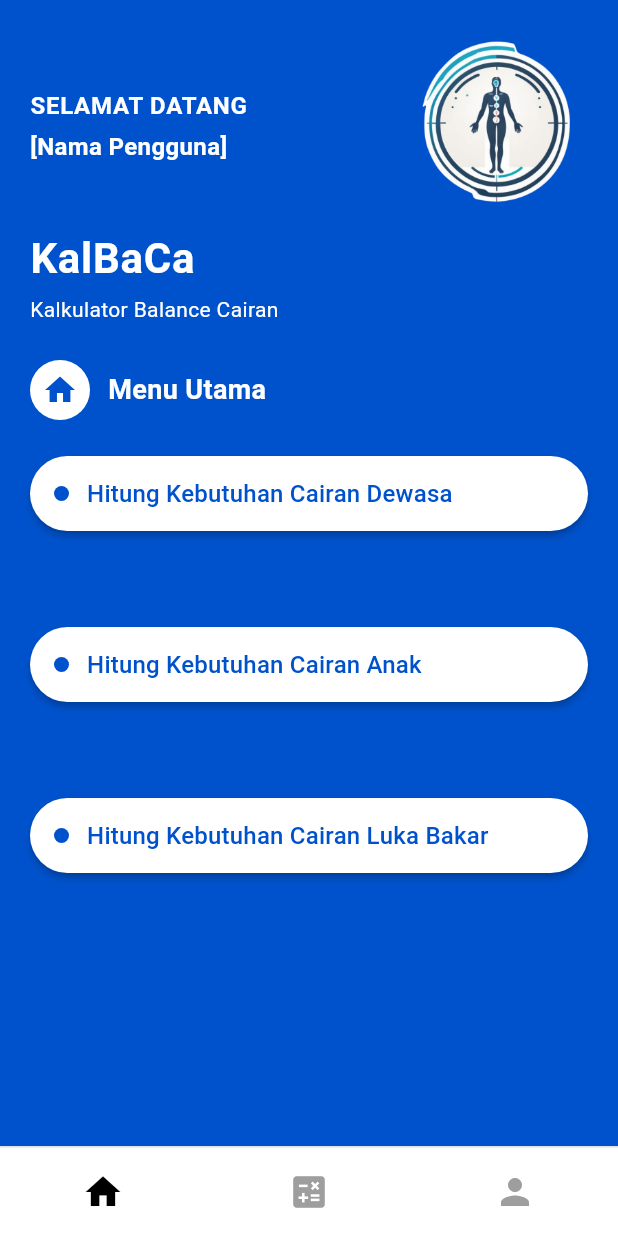
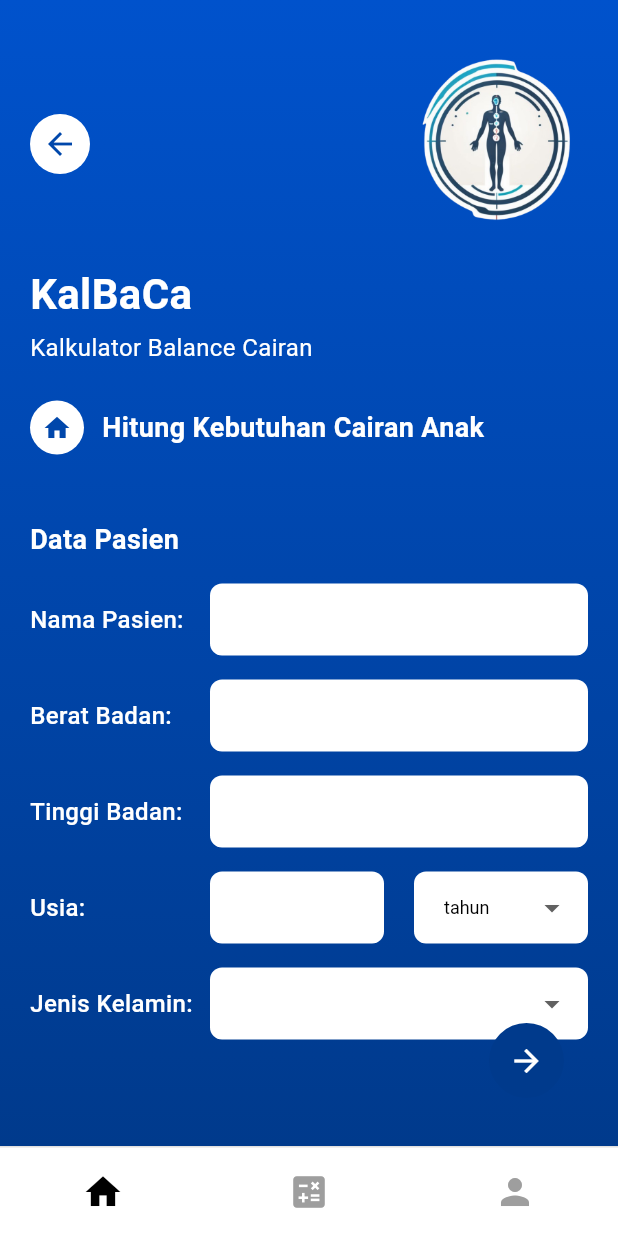
Before and after one commit to RafyFirdaus/KalBaCa, a Flutter app: the HomeScreen screen opened by its route, after a tap on "Hitung Kebutuhan Cairan Anak", on a phone screen of 412 x 824 dp. Run offline on Flutter 3.47's test engine with Material 3 defaults, Android fonts, the light colour scheme and no system bars; our stand-ins replace firebase_core; accounts and stored records are empty.

Commit message:
cairan anak??

```diff
--- /dev/null
+++ b/lib/features/home/presentation/screens/child_fluid_calculation_screen.dart
@@ -0,0 +1,537 @@
+import 'package:flutter/material.dart';
+import 'package:flutter/services.dart';
+import 'package:kalbaca/core/constants/constants.dart';
+// import 'package:kalbaca/features/home/presentation/screens/child_fluid_result_screen.dart';
+
+class ChildFluidCalculationScreen extends StatefulWidget {
+  const ChildFluidCalculationScreen({super.key});
+
+  @override
+  State<ChildFluidCalculationScreen> createState() =>
+      _ChildFluidCalculationScreenState();
+}
+
+class _ChildFluidCalculationScreenState
+    extends State<ChildFluidCalculationScreen> {
+  int _selectedIndex = 0;
+  final _formKey = GlobalKey<FormState>();
+
+  // Form controllers
+  final TextEditingController _nameController = TextEditingController();
+  final TextEditingController _weightController = TextEditingController();
+  final TextEditingController _heightController = TextEditingController();
+  final TextEditingController _ageController = TextEditingController();
+
+  // Dropdown values
+  String? _selectedGender;
+  String _selectedAgeUnit = 'tahun';
+
+  final List<String> _genderOptions = ['Laki-laki', 'Perempuan'];
+  final List<String> _ageUnitOptions = ['tahun', 'bulan'];
+
+  @override
+  void dispose() {
+    _nameController.dispose();
+    _weightController.dispose();
+    _heightController.dispose();
+    _ageController.dispose();
+    super.dispose();
+  }
+
+  @override
+  Widget build(BuildContext context) {
+    return Scaffold(
+      body: Container(
+        decoration: const BoxDecoration(
+          gradient: LinearGradient(
+            begin: Alignment.topCenter,
+            end: Alignment.bottomCenter,
+            colors: [Color(0xFF0052CC), Color(0xFF003A8C)],
+          ),
+        ),
+        child: SafeArea(
+          child: SingleChildScrollView(
+            child: Column(
+              children: [
+                _buildHeader(),
+                _buildFormSection(),
+                const SizedBox(height: 130), // Space for floating button
+              ],
+            ),
+          ),
+        ),
+      ),
+      floatingActionButton: _buildNextButton(),
+      floatingActionButtonLocation: FloatingActionButtonLocation.endFloat,
+      bottomNavigationBar: _buildBottomNavigationBar(),
+    );
+  }
+
+  // Header Section
+  Widget _buildHeader() {
+    return Padding(
+      padding: const EdgeInsets.all(AppDimensions.homePaddingHorizontal),
+      child: Column(
+        crossAxisAlignment: CrossAxisAlignment.start,
+        children: [
+          const SizedBox(height: 16),
+
+          // Top Row with Back Button and Logo
+          Row(
+            mainAxisAlignment: MainAxisAlignment.spaceBetween,
+            children: [
+              // Back Button
+              GestureDetector(
+                onTap: () {
+                  Navigator.pop(context);
+                },
+                child: Container(
+                  padding: const EdgeInsets.all(8),
+                  decoration: BoxDecoration(
+                    color: AppColors.white,
+                    shape: BoxShape.circle,
+                  ),
+                  child: const Icon(
+                    Icons.arrow_back,
+                    color: Color(0xFF0047AB),
+                    size: 24,
+                  ),
+                ),
+              ),
+
+              // App Logo
+              Image.asset('assets/logo.png', width: 120, height: 120),
+            ],
+          ),
+
+          const SizedBox(height: 20),
+
+          // App Name and Slogan
+          Column(
+            crossAxisAlignment: CrossAxisAlignment.start,
+            children: [
+              Text(
+                'KalBaCa',
+                style: AppTextStyles.menuText.copyWith(
+                  fontSize: 28,
+                  fontWeight: FontWeight.bold,
+                ),
+              ),
+              const SizedBox(height: 4),
+              Text(
+                'Kalkulator Balance Cairan',
+                style: AppTextStyles.menuText.copyWith(
+                  fontSize: 16,
+                  fontWeight: FontWeight.w400,
+                ),
+              ),
+            ],
+          ),
+
+          const SizedBox(height: 24),
+
+          // Page Title with Home Icon
+          Row(
+            children: [
+              // Home Icon
+              Container(
+                width: 36,
+                height: 36,
+                decoration: const BoxDecoration(
+                  color: AppColors.white,
+                  shape: BoxShape.circle,
+                ),
+                child: const Center(
+                  child: Icon(Icons.home, color: Color(0xFF0047AB), size: 20),
+                ),
+              ),
+
+              const SizedBox(width: 12),
+
+              // Page Title
+              Text(
+                'Hitung Kebutuhan Cairan Anak',
+                style: AppTextStyles.menuText,
+              ),
+            ],
+          ),
+        ],
+      ),
+    );
+  }
+
+  // Form Section
+  Widget _buildFormSection() {
+    return Padding(
+      padding: const EdgeInsets.symmetric(
+        horizontal: AppDimensions.homePaddingHorizontal,
+      ),
+      child: Form(
+        key: _formKey,
+        child: Column(
+          crossAxisAlignment: CrossAxisAlignment.start,
+          children: [
+            const SizedBox(height: 24),
+
+            // Form Title
+            Text(
+              'Data Pasien',
+              style: AppTextStyles.menuText.copyWith(
+                fontWeight: FontWeight.bold,
+              ),
+            ),
+
+            const SizedBox(height: 16),
+
+            // Name Field
+            _buildFormField(
+              label: 'Nama Pasien:',
+              controller: _nameController,
+              validator: (value) {
+                if (value == null || value.isEmpty) {
+                  return 'Nama pasien harus diisi';
+                }
+                return null;
+              },
+            ),
+
+            const SizedBox(height: 16),
+
+            // Weight Field
+            _buildFormField(
+              label: 'Berat Badan:',
+              controller: _weightController,
+              keyboardType: TextInputType.number,
+              inputFormatters: [FilteringTextInputFormatter.digitsOnly],
+              suffixText: 'kg',
+              validator: (value) {
+                if (value == null || value.isEmpty) {
+                  return 'Berat badan harus diisi';
+                }
+                return null;
+              },
+            ),
+
+            const SizedBox(height: 16),
+
+            // Height Field
+            _buildFormField(
+              label: 'Tinggi Badan:',
+              controller: _heightController,
+              keyboardType: TextInputType.number,
+              inputFormatters: [FilteringTextInputFormatter.digitsOnly],
+              suffixText: 'cm',
+              validator: (value) {
+                if (value == null || value.isEmpty) {
+                  return 'Tinggi badan harus diisi';
+                }
+                return null;
+              },
+            ),
+
+            const SizedBox(height: 16),
+
+            // Age Field with Unit Selector
+            _buildAgeFieldWithUnit(),
+
+            const SizedBox(height: 16),
+
+            // Gender Field (Dropdown)
+            _buildGenderDropdown(),
+          ],
+        ),
+      ),
+    );
+  }
+
+  // Form Field Builder
+  Widget _buildFormField({
+    required String label,
+    required TextEditingController controller,
+    TextInputType keyboardType = TextInputType.text,
+    List<TextInputFormatter>? inputFormatters,
+    String? suffixText,
+    String? Function(String?)? validator,
+  }) {
+    return Row(
+      crossAxisAlignment: CrossAxisAlignment.center,
+      children: [
+        // Label
+        SizedBox(
+          width: 120,
+          child: Text(
+            label,
+            style: const TextStyle(
+              color: Colors.white,
+              fontSize: 16,
+              fontWeight: FontWeight.w500,
+            ),
+          ),
+        ),
+
+        // Input Field
+        Expanded(
+          child: TextFormField(
+            controller: controller,
+            keyboardType: keyboardType,
+            inputFormatters: inputFormatters,
+            style: const TextStyle(color: Colors.black, fontSize: 14),
+            decoration: InputDecoration(
+              filled: true,
+              fillColor: Colors.white,
+              contentPadding: const EdgeInsets.symmetric(
+                horizontal: 16,
+                vertical: 12,
+              ),
+              border: OutlineInputBorder(
+                borderRadius: BorderRadius.circular(8),
+                borderSide: BorderSide.none,
+              ),
+              suffixText: suffixText,
+              errorStyle: const TextStyle(color: Colors.yellow, fontSize: 12),
+            ),
+            validator: validator,
+          ),
+        ),
+      ],
+    );
+  }
+
+  // Age Field with Unit Selector
+  Widget _buildAgeFieldWithUnit() {
+    return Row(
+      crossAxisAlignment: CrossAxisAlignment.center,
+      children: [
+        // Label
+        const SizedBox(
+          width: 120,
+          child: Text(
+            'Usia:',
+            style: TextStyle(
+              color: Colors.white,
+              fontSize: 16,
+              fontWeight: FontWeight.w500,
+            ),
+          ),
+        ),
+
+        // Age Input Field
+        Expanded(
+          flex: 2,
+          child: TextFormField(
+            controller: _ageController,
+            keyboardType: TextInputType.number,
+            inputFormatters: [FilteringTextInputFormatter.digitsOnly],
+            style: const TextStyle(color: Colors.black, fontSize: 16),
+            decoration: InputDecoration(
+              filled: true,
+              fillColor: Colors.white,
+              contentPadding: const EdgeInsets.symmetric(
+                horizontal: 16,
+                vertical: 12,
+              ),
+              border: OutlineInputBorder(
+                borderRadius: BorderRadius.circular(8),
+                borderSide: BorderSide.none,
+              ),
+              errorStyle: const TextStyle(color: Colors.yellow, fontSize: 12),
+            ),
+            validator: (value) {
+              if (value == null || value.isEmpty) {
+                return 'Usia harus diisi';
+              }
+              int age = int.tryParse(value) ?? 0;
+              if (_selectedAgeUnit == 'bulan' && age > 24) {
+                return 'Usia maksimal 24 bulan';
+              }
+              if (_selectedAgeUnit == 'tahun' && age > 18) {
+                return 'Usia maksimal 18 tahun';
+              }
+              return null;
+            },
+          ),
+        ),
+
+        const SizedBox(width: 20),
+
+        // Age Unit Dropdown
+        Expanded(
+          flex: 2,
+          child: DropdownButtonFormField<String>(
+            value: _selectedAgeUnit,
+            isExpanded: true,
+            style: const TextStyle(color: Colors.black, fontSize: 14),
+            decoration: InputDecoration(
+              filled: true,
+              fillColor: Colors.white,
+              contentPadding: const EdgeInsets.symmetric(
+                horizontal: 16,
+                vertical: 12,
+              ),
+              border: OutlineInputBorder(
+                borderRadius: BorderRadius.circular(8),
+                borderSide: BorderSide.none,
+              ),
+            ),
+            onChanged: (String? newValue) {
+              setState(() {
+                _selectedAgeUnit = newValue!;
+                // Clear age field when unit changes for revalidation
+                _ageController.clear();
+              });
+            },
+            items: _ageUnitOptions.map<DropdownMenuItem<String>>((
+              String value,
+            ) {
+              return DropdownMenuItem<String>(
+                value: value,
+                child: Text(value, style: const TextStyle(fontSize: 12)),
+              );
+            }).toList(),
+          ),
+        ),
+      ],
+    );
+  }
+
+  // Gender Dropdown
+  Widget _buildGenderDropdown() {
+    return Row(
+      crossAxisAlignment: CrossAxisAlignment.center,
+      children: [
+        // Label
+        const SizedBox(
+          width: 120,
+          child: Text(
+            'Jenis Kelamin:',
+            style: TextStyle(
+              color: Colors.white,
+              fontSize: 16,
+              fontWeight: FontWeight.w500,
+            ),
+          ),
+        ),
+
+        // Dropdown Field
+        Expanded(
+          child: DropdownButtonFormField<String>(
+            value: _selectedGender,
+            style: const TextStyle(color: Colors.black, fontSize: 16),
+            decoration: InputDecoration(
+              filled: true,
+              fillColor: Colors.white,
+              contentPadding: const EdgeInsets.symmetric(
+                horizontal: 16,
+                vertical: 12,
+              ),
+              border: OutlineInputBorder(
+                borderRadius: BorderRadius.circular(8),
+                borderSide: BorderSide.none,
+              ),
+              errorStyle: const TextStyle(color: Colors.yellow, fontSize: 12),
+            ),
+            validator: (value) {
+              if (value == null || value.isEmpty) {
+                return 'Jenis kelamin harus dipilih';
+              }
+              return null;
+            },
+            onChanged: (String? newValue) {
+              setState(() {
+                _selectedGender = newValue;
+              });
+            },
+            items: _genderOptions.map<DropdownMenuItem<String>>((String value) {
+              return DropdownMenuItem<String>(value: value, child: Text(value));
+            }).toList(),
+          ),
+        ),
+      ],
+    );
+  }
+
+  // Next Button
+  Widget _buildNextButton() {
+    return Padding(
+      padding: const EdgeInsets.only(
+        right: AppDimensions.homePaddingHorizontal,
+        bottom: 16,
+      ),
+      child: GestureDetector(
+        onTap: () {
+          if (_formKey.currentState!.validate()) {
+            // TODO: Navigate to ChildFluidResultScreen when it's created
+            ScaffoldMessenger.of(context).showSnackBar(
+              const SnackBar(
+                content: Text(
+                  'Form valid! Halaman hasil akan dibuat selanjutnya.',
+                ),
+                backgroundColor: Colors.green,
+              ),
+            );
+
+            // For now, just print the data
+            print('Patient Data:');
+            print('Name: ${_nameController.text}');
+            print('Weight: ${_weightController.text} kg');
+            print('Height: ${_heightController.text} cm');
+            print('Age: ${_ageController.text} $_selectedAgeUnit');
+            print('Gender: $_selectedGender');
+          }
+        },
+        child: Container(
+          width: 50,
+          height: 50,
+          decoration: const BoxDecoration(
+            color: Color(0xFF003A8C), // Darker blue for next button
+            shape: BoxShape.circle,
+          ),
+          child: const Center(
+            child: Icon(Icons.arrow_forward, color: Colors.white, size: 24),
+          ),
+        ),
+      ),
+    );
+  }
+
+  // Bottom Navigation Bar
+  Widget _buildBottomNavigationBar() {
+    return Container(
+      height: AppDimensions.homeNavBarHeight,
+      decoration: const BoxDecoration(
+        color: AppColors.white,
+        border: Border(top: BorderSide(color: AppColors.borderGray, width: 1)),
+      ),
+      child: Row(
+        mainAxisAlignment: MainAxisAlignment.spaceAround,
+        children: [
+          _buildNavItem(0, Icons.home),
+          _buildNavItem(1, Icons.calculate),
+          _buildNavItem(2, Icons.person),
+        ],
+      ),
+    );
+  }
+
+  // Navigation Item
+  Widget _buildNavItem(int index, IconData icon) {
+    final bool isSelected = _selectedIndex == index;
+
+    return GestureDetector(
+      onTap: () {
+        setState(() {
+          _selectedIndex = index;
+        });
+      },
+      child: Container(
+        color: Colors.transparent,
+        padding: const EdgeInsets.symmetric(horizontal: 16, vertical: 8),
+        child: Icon(
+          icon,
+          color: isSelected ? AppColors.activeBlack : AppColors.inactiveGray,
+          size: 28,
+        ),
+      ),
+    );
+  }
+}
--- a/lib/features/home/presentation/screens/home_screen.dart
+++ b/lib/features/home/presentation/screens/home_screen.dart
@@ -1,6 +1,7 @@
 import 'package:flutter/material.dart';
 import 'package:kalbaca/core/constants/constants.dart';
 import 'package:kalbaca/features/home/presentation/screens/adult_fluid_calculation_screen.dart';
+import 'package:kalbaca/features/home/presentation/screens/child_fluid_calculation_screen.dart';
 
 class HomeScreen extends StatefulWidget {
   const HomeScreen({super.key});
@@ -145,7 +146,12 @@ class _HomeScreenState extends State<HomeScreen> {
           }),
           const SizedBox(height: AppDimensions.buttonSpacing * 4),
           _buildActionButton('Hitung Kebutuhan Cairan Anak', () {
-            // TODO: Navigate to child calculation screen
+            Navigator.push(
+              context,
+              MaterialPageRoute(
+                builder: (context) => const ChildFluidCalculationScreen(),
+              ),
+            );
           }),
           const SizedBox(height: AppDimensions.buttonSpacing * 4),
           _buildActionButton('Hitung Kebutuhan Cairan Luka Bakar', () {
--- a/lib/main.dart
+++ b/lib/main.dart
@@ -2,6 +2,7 @@ import 'package:flutter/material.dart';
 import 'package:kalbaca/features/auth/presentation/screens/login_screen.dart';
 import 'package:kalbaca/features/home/presentation/screens/home_screen.dart';
 import 'package:kalbaca/features/home/presentation/screens/fluid_balance_simulation_screen.dart';
+import 'package:kalbaca/features/home/presentation/screens/child_fluid_calculation_screen.dart';
 
 void main() {
   runApp(const MyApp());
@@ -19,12 +20,12 @@ class MyApp extends StatelessWidget {
         colorScheme: ColorScheme.fromSeed(seedColor: const Color(0xFF0052CC)),
         useMaterial3: true,
       ),
-      // Langsung ke halaman diagram untuk memudahkan editing area clickable
-      home: const FluidBalanceSimulationScreen(),
+      home: const LoginScreen(),
       routes: {
         '/login': (context) => const LoginScreen(),
         '/home': (context) => const HomeScreen(),
         '/diagram': (context) => const FluidBalanceSimulationScreen(),
+        '/child-fluid': (context) => const ChildFluidCalculationScreen(),
       },
     );
   }
```
